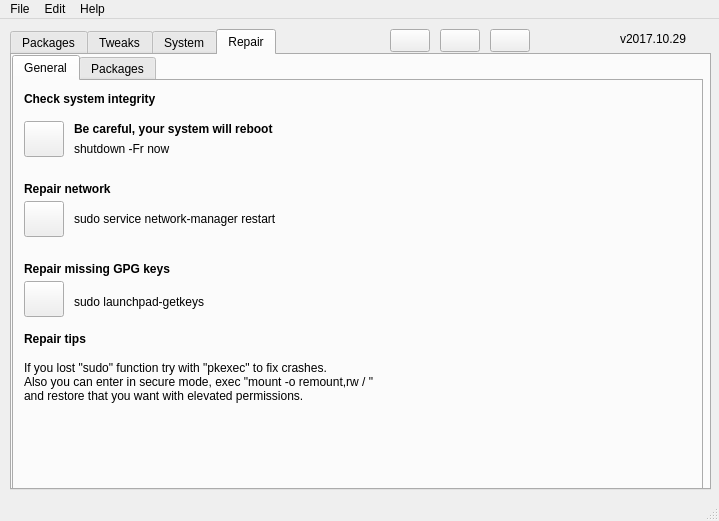
Qt form src/mainwindow.ui (adgellida/ubunsys) before a commit.
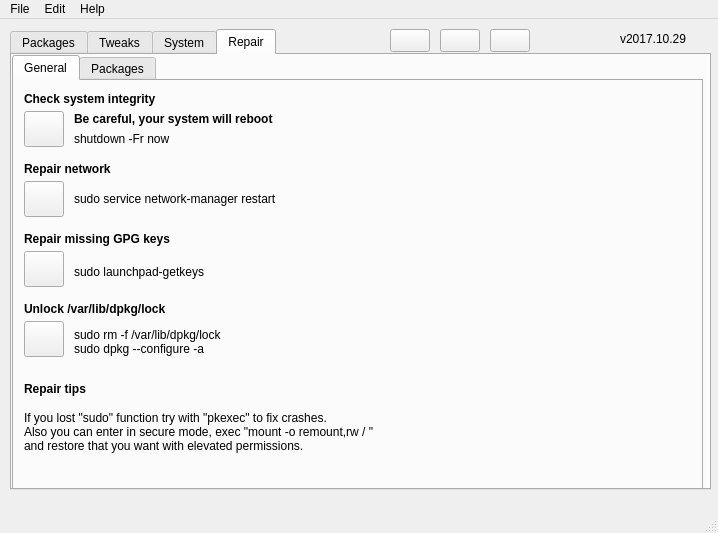
The same form after that commit. The open tabs and pages were chosen to show the change. Icons and pictures are not drawn.

Patch:
```diff
--- a/src/mainwindow.ui
+++ b/src/mainwindow.ui
@@ -6,8 +6,8 @@
    <rect>
     <x>0</x>
     <y>0</y>
-    <width>719</width>
-    <height>521</height>
+    <width>718</width>
+    <height>533</height>
    </rect>
   </property>
   <property name="windowTitle">
@@ -3312,7 +3312,7 @@
         <property name="geometry">
          <rect>
           <x>60</x>
-          <y>210</y>
+          <y>180</y>
           <width>171</width>
           <height>21</height>
          </rect>
@@ -3350,7 +3350,7 @@
         <property name="geometry">
          <rect>
           <x>10</x>
-          <y>40</y>
+          <y>30</y>
           <width>40</width>
           <height>36</height>
          </rect>
@@ -3388,7 +3388,7 @@
         <property name="geometry">
          <rect>
           <x>60</x>
-          <y>60</y>
+          <y>50</y>
           <width>141</width>
           <height>16</height>
          </rect>
@@ -3407,7 +3407,7 @@
         <property name="geometry">
          <rect>
           <x>10</x>
-          <y>120</y>
+          <y>100</y>
           <width>40</width>
           <height>36</height>
          </rect>
@@ -3445,8 +3445,8 @@
         <property name="geometry">
          <rect>
           <x>60</x>
-          <y>40</y>
-          <width>251</width>
+          <y>30</y>
+          <width>271</width>
           <height>16</height>
          </rect>
         </property>
@@ -3464,7 +3464,7 @@
         <property name="geometry">
          <rect>
           <x>10</x>
-          <y>180</y>
+          <y>150</y>
           <width>321</width>
           <height>16</height>
          </rect>
@@ -3483,7 +3483,7 @@
         <property name="geometry">
          <rect>
           <x>10</x>
-          <y>200</y>
+          <y>170</y>
           <width>40</width>
           <height>36</height>
          </rect>
@@ -3521,7 +3521,7 @@
         <property name="geometry">
          <rect>
           <x>60</x>
-          <y>130</y>
+          <y>110</y>
           <width>271</width>
           <height>16</height>
          </rect>
@@ -3540,8 +3540,8 @@
         <property name="geometry">
          <rect>
           <x>10</x>
-          <y>100</y>
-          <width>111</width>
+          <y>80</y>
+          <width>131</width>
           <height>16</height>
          </rect>
         </property>
@@ -3559,7 +3559,7 @@
         <property name="geometry">
          <rect>
           <x>10</x>
-          <y>270</y>
+          <y>320</y>
           <width>691</width>
           <height>61</height>
          </rect>
@@ -3580,7 +3580,7 @@
         <property name="geometry">
          <rect>
           <x>10</x>
-          <y>250</y>
+          <y>300</y>
           <width>171</width>
           <height>16</height>
          </rect>
@@ -3595,6 +3595,83 @@
          <string>Repair tips</string>
         </property>
        </widget>
+       <widget class="QLabel" name="label_53">
+        <property name="geometry">
+         <rect>
+          <x>10</x>
+          <y>220</y>
+          <width>321</width>
+          <height>16</height>
+         </rect>
+        </property>
+        <property name="font">
+         <font>
+          <weight>75</weight>
+          <bold>true</bold>
+         </font>
+        </property>
+        <property name="text">
+         <string>Unlock /var/lib/dpkg/lock</string>
+        </property>
+       </widget>
+       <widget class="QLabel" name="label_54">
+        <property name="geometry">
+         <rect>
+          <x>60</x>
+          <y>240</y>
+          <width>191</width>
+          <height>41</height>
+         </rect>
+        </property>
+        <property name="font">
+         <font>
+          <weight>50</weight>
+          <bold>false</bold>
+         </font>
+        </property>
+        <property name="text">
+         <string>sudo rm -f /var/lib/dpkg/lock
+sudo dpkg --configure -a</string>
+        </property>
+       </widget>
+       <widget class="QPushButton" name="unlock_var_lib_dpkg_lock">
+        <property name="geometry">
+         <rect>
+          <x>10</x>
+          <y>240</y>
+          <width>40</width>
+          <height>36</height>
+         </rect>
+        </property>
+        <property name="maximumSize">
+         <size>
+          <width>40</width>
+          <height>40</height>
+         </size>
+        </property>
+        <property name="whatsThis">
+         <string/>
+        </property>
+        <property name="text">
+         <string/>
+        </property>
+        <property name="icon">
+         <iconset resource="ubunsys.qrc">
+          <normaloff>:/images/repair.png</normaloff>:/images/repair.png</iconset>
+        </property>
+        <property name="iconSize">
+         <size>
+          <width>30</width>
+          <height>30</height>
+         </size>
+        </property>
+        <property name="shortcut">
+         <string/>
+        </property>
+        <property name="checkable">
+         <bool>false</bool>
+        </property>
+       </widget>
       </widget>
       <widget class="QWidget" name="tab_14">
        <attribute name="title">
@@ -4046,7 +4123,7 @@
     <rect>
      <x>0</x>
      <y>0</y>
-     <width>719</width>
+     <width>718</width>
      <height>19</height>
     </rect>
    </property>
```
Left out of the diff: 51 changed lines with no effect on the pictures.
